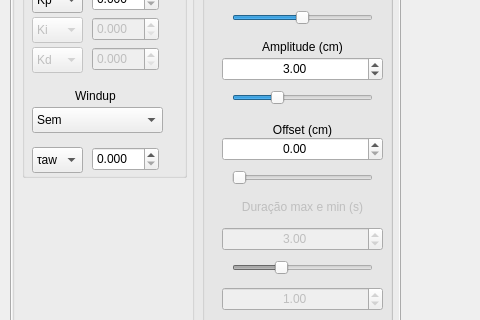
ADHRT/controleTanque, file supervisorio.ui: the form before one commit; both pictures show x 0 to 480 and y 219 to 539 of the 1436 by 768 pixel window.
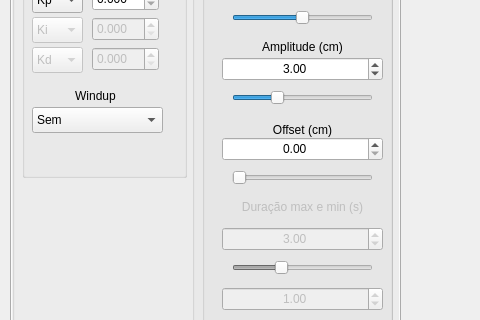
The form after the commit. Icons and pictures are not drawn. Custom widgets are drawn as their Qt base class.

Commit message: REMOVE - Taw field

```diff
--- a/supervisorio.ui
+++ b/supervisorio.ui
@@ -1151,37 +1151,6 @@
          </property>
         </item>
        </widget>
-       <widget class="QDoubleSpinBox" name="doubleSpinBox_9">
-        <property name="geometry">
-         <rect>
-          <x>70</x>
-          <y>230</y>
-          <width>67</width>
-          <height>24</height>
-         </rect>
-        </property>
-        <property name="decimals">
-         <number>3</number>
-        </property>
-        <property name="maximum">
-         <double>9999999.000000000000000</double>
-        </property>
-       </widget>
-       <widget class="QComboBox" name="comboBox_7">
-        <property name="geometry">
-         <rect>
-          <x>10</x>
-          <y>230</y>
-          <width>51</width>
-          <height>26</height>
-         </rect>
-        </property>
-        <item>
-         <property name="text">
-          <string>τaw</string>
-         </property>
-        </item>
-       </widget>
       </widget>
      </widget>
      <widget class="QPushButton" name="pushButton_8">
```
The commit also changes 1 other file.
